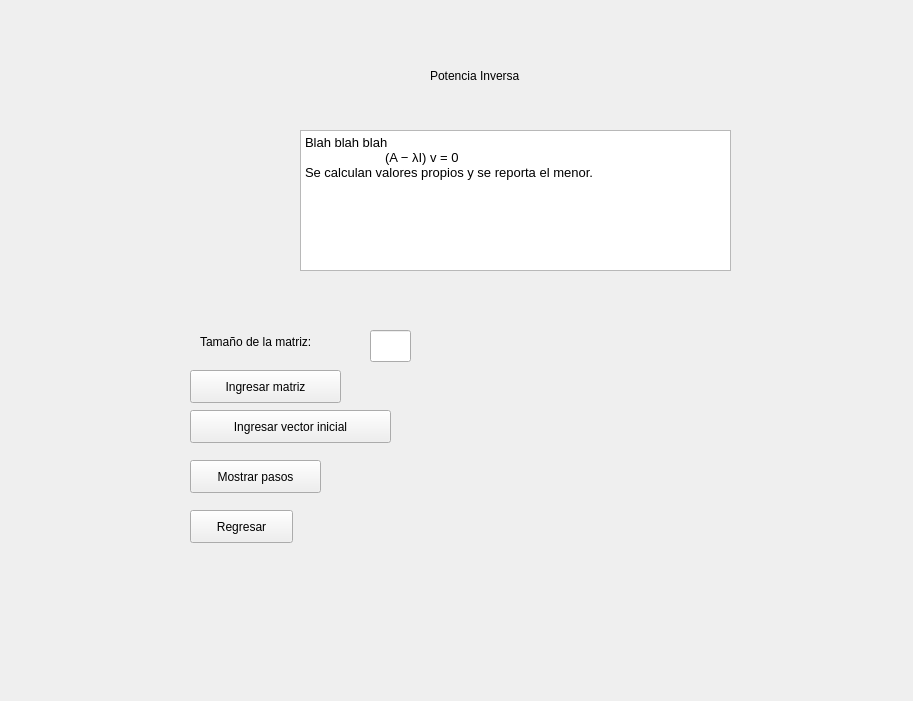
First picture: the form in PotenciaInversa.ui, repository ikababiz/Proyecto-Metodos-Numericos-I, before the edit.
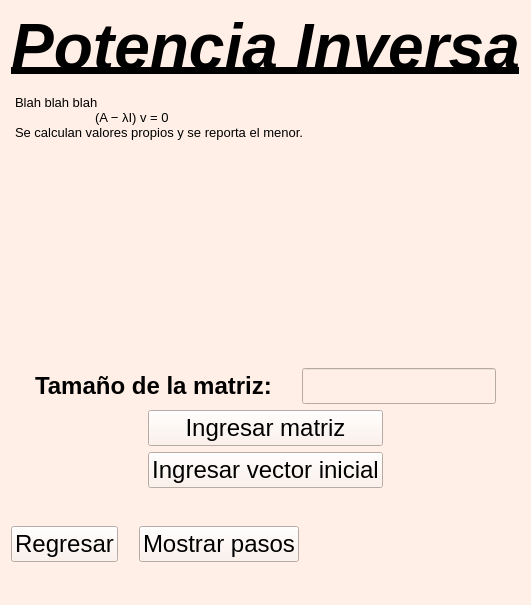
Second picture: the form after the edit. Icons and pictures are not drawn.

The edit to the form file:
```diff
--- a/PotenciaInversa.ui
+++ b/PotenciaInversa.ui
@@ -6,124 +6,304 @@
    <rect>
     <x>0</x>
     <y>0</y>
-    <width>913</width>
-    <height>701</height>
+    <width>464</width>
+    <height>605</height>
    </rect>
   </property>
+  <property name="font">
+   <font>
+    <family>Arial</family>
+    <pointsize>13</pointsize>
+    <weight>50</weight>
+    <bold>false</bold>
+   </font>
+  </property>
   <property name="windowTitle">
    <string>Form</string>
   </property>
-  <widget class="QPushButton" name="unidad5Button">
-   <property name="geometry">
-    <rect>
-     <x>190</x>
-     <y>510</y>
-     <width>103</width>
-     <height>33</height>
-    </rect>
-   </property>
-   <property name="text">
-    <string>Regresar</string>
-   </property>
-  </widget>
-  <widget class="QLabel" name="label_2">
-   <property name="geometry">
-    <rect>
-     <x>200</x>
-     <y>330</y>
-     <width>171</width>
-     <height>24</height>
-    </rect>
-   </property>
-   <property name="text">
-    <string>Tamaño de la matriz:</string>
-   </property>
-  </widget>
-  <widget class="QPushButton" name="pasosButton">
-   <property name="geometry">
-    <rect>
-     <x>190</x>
-     <y>460</y>
-     <width>131</width>
-     <height>33</height>
-    </rect>
-   </property>
-   <property name="text">
-    <string>Mostrar pasos</string>
-   </property>
-  </widget>
-  <widget class="QLineEdit" name="tamEdit">
-   <property name="geometry">
-    <rect>
-     <x>370</x>
-     <y>330</y>
-     <width>41</width>
-     <height>32</height>
-    </rect>
-   </property>
-   <property name="text">
-    <string/>
-   </property>
-  </widget>
-  <widget class="QLabel" name="label">
-   <property name="geometry">
-    <rect>
-     <x>430</x>
-     <y>40</y>
-     <width>141</width>
-     <height>71</height>
-    </rect>
-   </property>
-   <property name="text">
-    <string>Potencia Inversa</string>
-   </property>
-  </widget>
-  <widget class="QTextEdit" name="textEdit">
-   <property name="geometry">
-    <rect>
-     <x>300</x>
-     <y>130</y>
-     <width>431</width>
-     <height>141</height>
-    </rect>
-   </property>
-   <property name="html">
-    <string>&lt;!DOCTYPE HTML PUBLIC &quot;-//W3C//DTD HTML 4.0//EN&quot; &quot;http://www.w3.org/TR/REC-html40/strict.dtd&quot;&gt;
+  <property name="styleSheet">
+   <string notr="true">background-color: rgb(255, 239, 230);
+color: black</string>
+  </property>
+  <layout class="QGridLayout" name="gridLayout">
+   <item row="0" column="0">
+    <layout class="QVBoxLayout" name="verticalLayout_2">
+     <item>
+      <widget class="QLabel" name="label">
+       <property name="font">
+        <font>
+         <family>Arial</family>
+         <pointsize>48</pointsize>
+         <weight>75</weight>
+         <bold>true</bold>
+        </font>
+       </property>
+       <property name="text">
+        <string>&lt;html&gt;&lt;head/&gt;&lt;body&gt;&lt;p align=&quot;center&quot;&gt;&lt;span style=&quot; font-style:italic; text-decoration: underline;&quot;&gt;Potencia Inversa&lt;/span&gt;&lt;/p&gt;&lt;/body&gt;&lt;/html&gt;</string>
+       </property>
+      </widget>
+     </item>
+     <item>
+      <widget class="QTextEdit" name="textEdit">
+       <property name="font">
+        <font>
+         <family>Arial</family>
+         <pointsize>14</pointsize>
+        </font>
+       </property>
+       <property name="styleSheet">
+        <string notr="true">background-color: transparent;</string>
+       </property>
+       <property name="frameShape">
+        <enum>QFrame::NoFrame</enum>
+       </property>
+       <property name="readOnly">
+        <bool>true</bool>
+       </property>
+       <property name="html">
+        <string>&lt;!DOCTYPE HTML PUBLIC &quot;-//W3C//DTD HTML 4.0//EN&quot; &quot;http://www.w3.org/TR/REC-html40/strict.dtd&quot;&gt;
 &lt;html&gt;&lt;head&gt;&lt;meta name=&quot;qrichtext&quot; content=&quot;1&quot; /&gt;&lt;style type=&quot;text/css&quot;&gt;
 p, li { white-space: pre-wrap; }
-&lt;/style&gt;&lt;/head&gt;&lt;body style=&quot; font-family:'Ubuntu Bold'; font-size:10pt; font-weight:400; font-style:normal;&quot;&gt;
-&lt;p style=&quot; margin-top:0px; margin-bottom:0px; margin-left:0px; margin-right:0px; -qt-block-indent:0; text-indent:0px;&quot;&gt;Blah blah blah&lt;/p&gt;
-&lt;p style=&quot; margin-top:0px; margin-bottom:0px; margin-left:0px; margin-right:0px; -qt-block-indent:0; text-indent:0px;&quot;&gt;	(A − λI) v = 0&lt;/p&gt;
-&lt;p style=&quot; margin-top:0px; margin-bottom:0px; margin-left:0px; margin-right:0px; -qt-block-indent:0; text-indent:0px;&quot;&gt;Se calculan valores propios y se reporta el menor.&lt;/p&gt;
-&lt;p style=&quot;-qt-paragraph-type:empty; margin-top:0px; margin-bottom:0px; margin-left:0px; margin-right:0px; -qt-block-indent:0; text-indent:0px;&quot;&gt;&lt;br /&gt;&lt;/p&gt;&lt;/body&gt;&lt;/html&gt;</string>
-   </property>
-  </widget>
-  <widget class="QPushButton" name="vecButton">
-   <property name="geometry">
-    <rect>
-     <x>190</x>
-     <y>410</y>
-     <width>201</width>
-     <height>33</height>
-    </rect>
-   </property>
-   <property name="text">
-    <string>Ingresar vector inicial</string>
-   </property>
-  </widget>
-  <widget class="QPushButton" name="matButton">
-   <property name="geometry">
-    <rect>
-     <x>190</x>
-     <y>370</y>
-     <width>151</width>
-     <height>33</height>
-    </rect>
-   </property>
-   <property name="text">
-    <string>Ingresar matriz</string>
-   </property>
-  </widget>
+&lt;/style&gt;&lt;/head&gt;&lt;body style=&quot; font-family:'Arial'; font-size:14pt; font-weight:400; font-style:normal;&quot;&gt;
+&lt;p style=&quot; margin-top:0px; margin-bottom:0px; margin-left:0px; margin-right:0px; -qt-block-indent:0; text-indent:0px;&quot;&gt;&lt;span style=&quot; font-family:'Ubuntu Bold'; font-size:10pt;&quot;&gt;Blah blah blah&lt;/span&gt;&lt;/p&gt;
+&lt;p style=&quot; margin-top:0px; margin-bottom:0px; margin-left:0px; margin-right:0px; -qt-block-indent:0; text-indent:0px;&quot;&gt;&lt;span style=&quot; font-family:'Ubuntu Bold'; font-size:10pt;&quot;&gt;	(A − λI) v = 0&lt;/span&gt;&lt;/p&gt;
+&lt;p style=&quot; margin-top:0px; margin-bottom:0px; margin-left:0px; margin-right:0px; -qt-block-indent:0; text-indent:0px;&quot;&gt;&lt;span style=&quot; font-family:'Ubuntu Bold'; font-size:10pt;&quot;&gt;Se calculan valores propios y se reporta el menor.&lt;/span&gt;&lt;/p&gt;
+&lt;p style=&quot;-qt-paragraph-type:empty; margin-top:0px; margin-bottom:0px; margin-left:0px; margin-right:0px; -qt-block-indent:0; text-indent:0px; font-family:'Ubuntu Bold'; font-size:10pt;&quot;&gt;&lt;br /&gt;&lt;/p&gt;&lt;/body&gt;&lt;/html&gt;</string>
+       </property>
+      </widget>
+     </item>
+    </layout>
+   </item>
+   <item row="1" column="0">
+    <layout class="QHBoxLayout" name="horizontalLayout_3">
+     <item>
+      <spacer name="horizontalSpacer_2">
+       <property name="orientation">
+        <enum>Qt::Horizontal</enum>
+       </property>
+       <property name="sizeHint" stdset="0">
+        <size>
+         <width>40</width>
+         <height>20</height>
+        </size>
+       </property>
+      </spacer>
+     </item>
+     <item>
+      <widget class="QLabel" name="label_2">
+       <property name="font">
+        <font>
+         <family>Arial</family>
+         <pointsize>18</pointsize>
+         <weight>75</weight>
+         <bold>true</bold>
+        </font>
+       </property>
+       <property name="text">
+        <string>Tamaño de la matriz:</string>
+       </property>
+      </widget>
+     </item>
+     <item>
+      <spacer name="horizontalSpacer">
+       <property name="orientation">
+        <enum>Qt::Horizontal</enum>
+       </property>
+       <property name="sizeHint" stdset="0">
+        <size>
+         <width>40</width>
+         <height>20</height>
+        </size>
+       </property>
+      </spacer>
+     </item>
+     <item>
+      <widget class="QLineEdit" name="tamEdit">
+       <property name="font">
+        <font>
+         <family>Arial</family>
+         <pointsize>18</pointsize>
+        </font>
+       </property>
+       <property name="text">
+        <string/>
+       </property>
+       <property name="alignment">
+        <set>Qt::AlignCenter</set>
+       </property>
+      </widget>
+     </item>
+     <item>
+      <spacer name="horizontalSpacer_3">
+       <property name="orientation">
+        <enum>Qt::Horizontal</enum>
+       </property>
+       <property name="sizeHint" stdset="0">
+        <size>
+         <width>40</width>
+         <height>20</height>
+        </size>
+       </property>
+      </spacer>
+     </item>
+    </layout>
+   </item>
+   <item row="2" column="0">
+    <layout class="QHBoxLayout" name="horizontalLayout_2">
+     <item>
+      <spacer name="horizontalSpacer_5">
+       <property name="orientation">
+        <enum>Qt::Horizontal</enum>
+       </property>
+       <property name="sizeHint" stdset="0">
+        <size>
+         <width>40</width>
+         <height>20</height>
+        </size>
+       </property>
+      </spacer>
+     </item>
+     <item>
+      <layout class="QVBoxLayout" name="verticalLayout">
+       <item>
+        <widget class="QPushButton" name="matButton">
+         <property name="font">
+          <font>
+           <family>Arial</family>
+           <pointsize>18</pointsize>
+          </font>
+         </property>
+         <property name="cursor">
+          <cursorShape>PointingHandCursor</cursorShape>
+         </property>
+         <property name="text">
+          <string>Ingresar matriz</string>
+         </property>
+        </widget>
+       </item>
+       <item>
+        <widget class="QPushButton" name="vecButton">
+         <property name="font">
+          <font>
+           <family>Arial</family>
+           <pointsize>18</pointsize>
+          </font>
+         </property>
+         <property name="cursor">
+          <cursorShape>PointingHandCursor</cursorShape>
+         </property>
+         <property name="text">
+          <string>Ingresar vector inicial</string>
+         </property>
+        </widget>
+       </item>
+      </layout>
+     </item>
+     <item>
+      <spacer name="horizontalSpacer_4">
+       <property name="orientation">
+        <enum>Qt::Horizontal</enum>
+       </property>
+       <property name="sizeHint" stdset="0">
+        <size>
+         <width>40</width>
+         <height>20</height>
+        </size>
+       </property>
+      </spacer>
+     </item>
+    </layout>
+   </item>
+   <item row="3" column="0">
+    <layout class="QHBoxLayout" name="horizontalLayout">
+     <item>
+      <widget class="QPushButton" name="unidad5Button">
+       <property name="font">
+        <font>
+         <family>Arial</family>
+         <pointsize>18</pointsize>
+        </font>
+       </property>
+       <property name="cursor">
+        <cursorShape>PointingHandCursor</cursorShape>
+       </property>
+       <property name="text">
+        <string>Regresar</string>
+       </property>
+      </widget>
+     </item>
+     <item>
+      <spacer name="horizontalSpacer_6">
+       <property name="orientation">
+        <enum>Qt::Horizontal</enum>
+       </property>
+       <property name="sizeHint" stdset="0">
+        <size>
+         <width>40</width>
+         <height>20</height>
+        </size>
+       </property>
+      </spacer>
+     </item>
+     <item>
+      <widget class="QPushButton" name="pasosButton">
+       <property name="font">
+        <font>
+         <family>Arial</family>
+         <pointsize>18</pointsize>
+        </font>
+       </property>
+       <property name="cursor">
+        <cursorShape>PointingHandCursor</cursorShape>
+       </property>
+       <property name="text">
+        <string>Mostrar pasos</string>
+       </property>
+      </widget>
+     </item>
+     <item>
+      <spacer name="horizontalSpacer_7">
+       <property name="orientation">
+        <enum>Qt::Horizontal</enum>
+       </property>
+       <property name="sizeHint" stdset="0">
+        <size>
+         <width>40</width>
+         <height>20</height>
+        </size>
+       </property>
+      </spacer>
+     </item>
+     <item>
+      <widget class="QLabel" name="label_3">
+       <property name="sizePolicy">
+        <sizepolicy hsizetype="Fixed" vsizetype="Fixed">
+         <horstretch>0</horstretch>
+         <verstretch>0</verstretch>
+        </sizepolicy>
+       </property>
+       <property name="minimumSize">
+        <size>
+         <width>200</width>
+         <height>100</height>
+        </size>
+       </property>
+       <property name="font">
+        <font>
+         <family>Arial</family>
+        </font>
+       </property>
+       <property name="styleSheet">
+        <string notr="true">image: url(:/img/Img/MAC.png);</string>
+       </property>
+       <property name="text">
+        <string/>
+       </property>
+      </widget>
+     </item>
+    </layout>
+   </item>
+  </layout>
  </widget>
  <resources/>
  <connections/>
```
Left out of the diff: 4 changed lines with no effect on the pictures.
